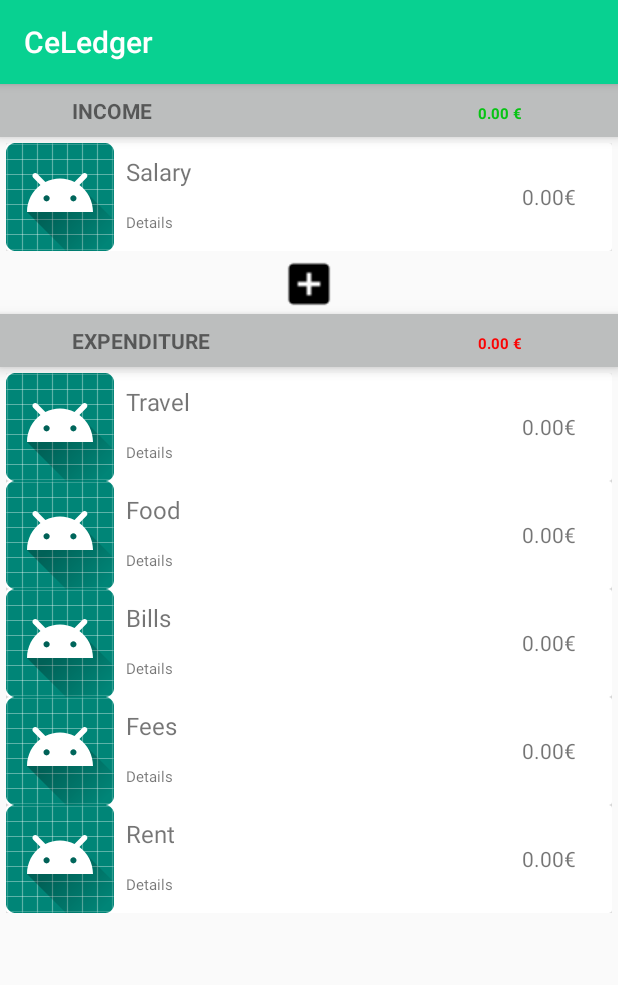
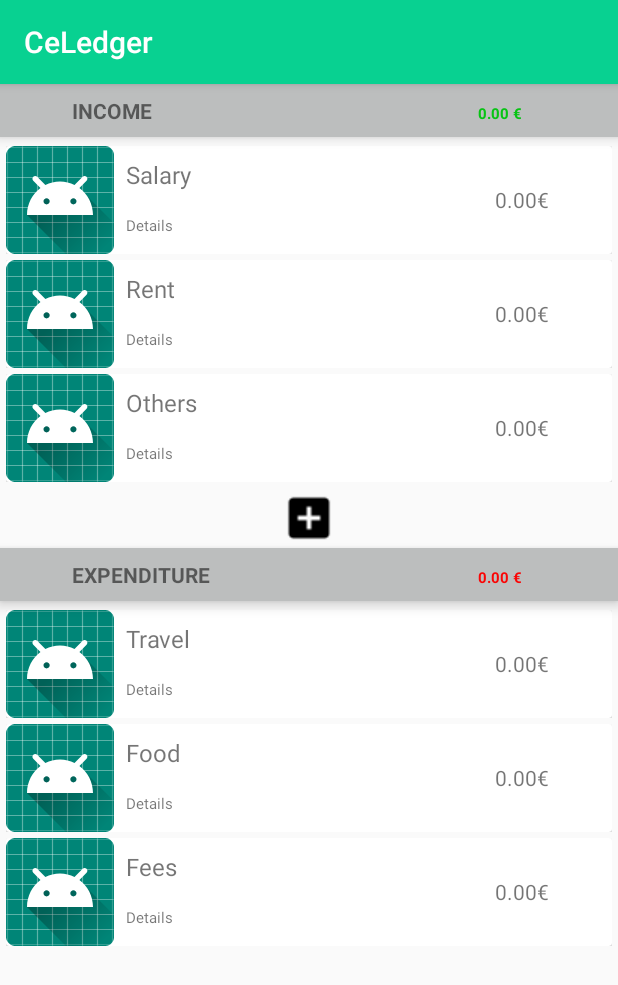
Before and after one commit to nishad-pawaskar/Celedger1, an Android app: the screen it shows after launch (MainActivity), on a phone screen of 412 x 824 dp. Shown: the top 985 px of the screen. Run offline under Robolectric (Android 15) with nearby library versions, the phone set to English and light mode, and no system bars.

Commit message:
This is the first version of our Money Control application named CeLedger. The application is still is progress and will be ready soon.

```diff
--- a/app/src/main/java/com/example/celedger1/DatabaseHelper.java
+++ b/app/src/main/java/com/example/celedger1/DatabaseHelper.java
@@ -31,12 +31,13 @@ public class DatabaseHelper extends SQLiteOpenHelper {
         onCreate(db);
     }
 
-    public boolean insertincomedata(String source, String amount, String date){
+    public boolean insertincomedata(String source, String amount, String date, String paymentmethod){
         SQLiteDatabase db = this.getWritableDatabase();
         ContentValues contentValues = new ContentValues();
         contentValues.put(COL_4, source);
         contentValues.put(COL_5, amount);
         contentValues.put(COL_2, date);
+        contentValues.put(COL_3, paymentmethod);
         long result = db.insert(INCOME_TABLE, null, contentValues);
         if(result == -1)
             return false;
--- a/app/src/main/java/com/example/celedger1/MainActivity.java
+++ b/app/src/main/java/com/example/celedger1/MainActivity.java
@@ -38,7 +38,7 @@ public class MainActivity extends AppCompatActivity {
 
         //Latest Income List
         Incmelist.setLayoutManager(new LinearLayoutManager(this));
-        String[] Income = {"Salary"};    //NOT FINAL. THESE WILL THE 3 LATEST ENTRIES
+        String[] Income = {"Salary", "Rent", "Others"};    //NOT FINAL. THESE WILL THE 3 LATEST ENTRIES
         Incmelist.setAdapter(new IncmeAdaptor(Income));
 
         //Income Add Image
@@ -63,7 +63,7 @@ public class MainActivity extends AppCompatActivity {
 
         //Latest Expense List
         Xpnselist.setLayoutManager(new LinearLayoutManager(this));
-        String[] Expenditure = {"Travel", "Food", "Bills", "Fees", "Rent"};    //NOT FINAL. THESE WILL THE 3 LATEST ENTRIES
+        String[] Expenditure = {"Travel", "Food", "Fees"};    //NOT FINAL. THESE WILL THE 3 LATEST ENTRIES
         Xpnselist.setAdapter(new XpnseAdaptor(Expenditure));
 
     }
--- a/app/src/main/res/layout/income_list_layout.xml
+++ b/app/src/main/res/layout/income_list_layout.xml
@@ -1,13 +1,18 @@
 <?xml version="1.0" encoding="utf-8"?>
-<android.support.v7.widget.CardView xmlns:android="http://schemas.android.com/apk/res/android"
+<LinearLayout xmlns:android="http://schemas.android.com/apk/res/android"
+    xmlns:tools="http://schemas.android.com/tools"
     android:layout_width="match_parent"
     android:layout_height="wrap_content"
     xmlns:app="http://schemas.android.com/apk/res-auto"
-    xmlns:card_view="http://schemas.android.com/tools"
     android:orientation="vertical"
-    card_view:cardElevation="5dp">
+    android:layout_marginVertical="2dp">
     //CHANGE THE CONSTRAINT LAYOUT TO LINEAR LAYOUT
     //THIS LAYOUT IS A PART OF THE RECYCLER VIEW(SCROLLABLE CONTENT)
+<android.support.v7.widget.CardView
+    android:layout_width="match_parent"
+    android:layout_height="wrap_content"
+    app:cardElevation="5dp">
+
 <LinearLayout
     android:layout_width="match_parent"
     android:layout_height="wrap_content">
@@ -47,15 +52,17 @@
         android:text="Details"
         />
 </LinearLayout>
+
     <TextView
         android:layout_width="wrap_content"
         android:layout_height="wrap_content"
+        android:layout_gravity="center_vertical"
         android:layout_weight="1"
+        android:textAlignment="viewEnd"
+        android:paddingRight="42dp"
         android:text="0.00€"
         android:textSize="14sp"
-        android:layout_gravity="center"
-        android:textAlignment="viewEnd"
-        card_view:ignore="RtlCompat"
-        android:paddingRight="24dp"/>
+        tools:ignore="RtlCompat" />
 </LinearLayout>
 </android.support.v7.widget.CardView>
+</LinearLayout>
--- a/app/src/main/res/layout/xpense_list_layout.xml
+++ b/app/src/main/res/layout/xpense_list_layout.xml
@@ -1,13 +1,17 @@
 <?xml version="1.0" encoding="utf-8"?>
-<android.support.v7.widget.CardView xmlns:android="http://schemas.android.com/apk/res/android"
+<LinearLayout xmlns:android="http://schemas.android.com/apk/res/android"
     android:layout_width="match_parent"
     android:layout_height="wrap_content"
-    xmlns:app="http://schemas.android.com/apk/res-auto"
     xmlns:card_view="http://schemas.android.com/tools"
     android:orientation="vertical"
-    card_view:cardElevation="5dp">
+    android:layout_marginVertical="2dp">
     //CHANGE THE CONSTRAINT LAYOUT TO LINEAR LAYOUT
     //THIS LAYOUT IS A PART OF THE RECYCLER VIEW(SCROLLABLE CONTENT)
+
+<android.support.v7.widget.CardView
+    android:layout_width="match_parent"
+    android:layout_height="wrap_content"
+    card_view:cardElevation="5dp">
 <LinearLayout
     android:layout_width="match_parent"
     android:layout_height="wrap_content">
@@ -56,6 +60,7 @@
         android:layout_gravity="center"
         android:textAlignment="viewEnd"
         card_view:ignore="RtlCompat"
-        android:paddingRight="24dp"/>
+        android:paddingRight="42dp"/>
 </LinearLayout>
 </android.support.v7.widget.CardView>
+</LinearLayout>
--- /dev/null
+++ b/settings.gradle
@@ -0,0 +1 @@
+include ':app'
```
Also changed, not shown: app/build.gradle (added, +32 -0 lines), app/src/main/java/com/example/celedger1/AddIncome.java (+24 -6 lines), app/src/main/res/layout/activity_add_income.xml (+35 -4 lines), build.gradle (added, +27 -0 lines), gradle.properties (added, +13 -0 lines), gradle/wrapper/gradle-wrapper.properties (added), 8 other files.
